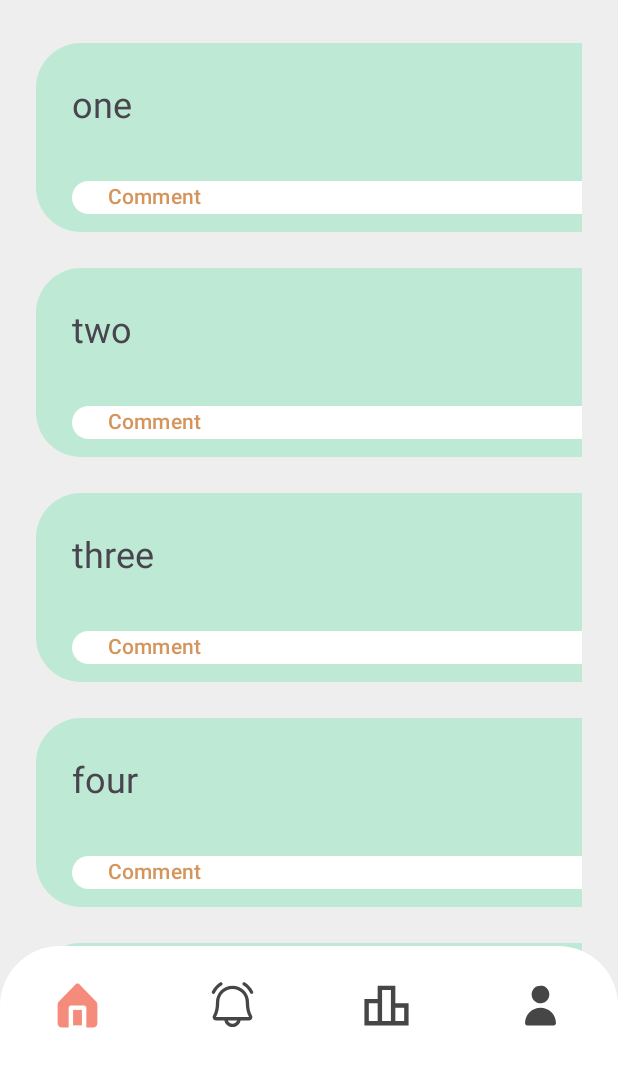
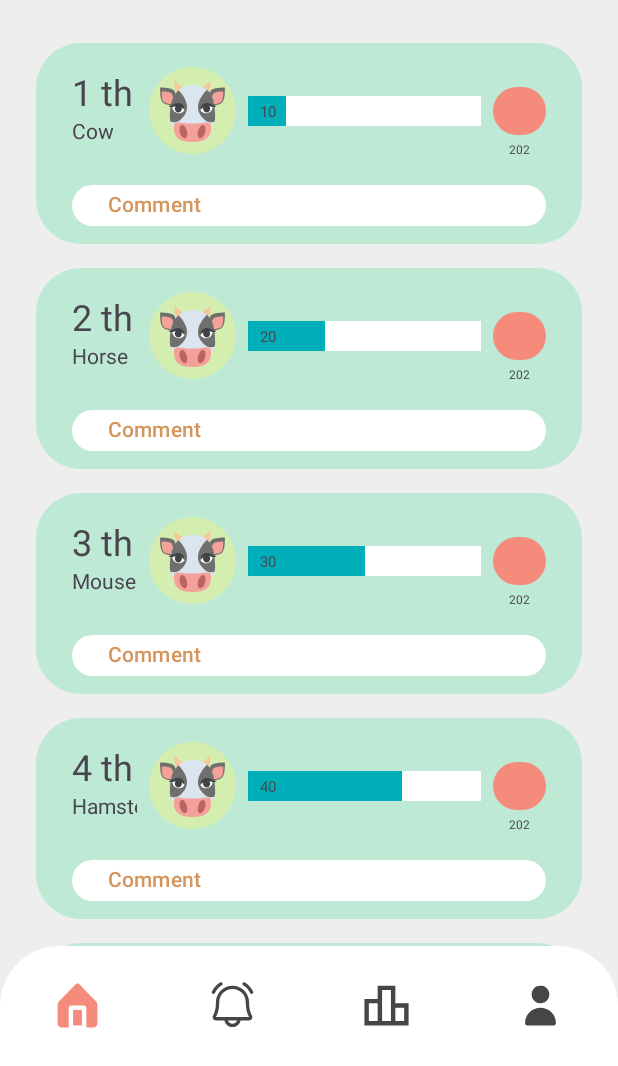
Before and after one commit to KellyyDuong/Nocial, an Android app: the fragment GroupsFragment placed in its activity, on a phone screen of 412 x 824 dp, the part 170-1236 px from its top. Run offline under Robolectric (Android 15) with nearby library versions, the phone set to English and light mode, and no system bars; our stand-ins replace navigation-ui.

Commit message:
Added formatting & data for recycler view

```diff
--- a/frontend/app/src/main/java/com/nocial/GroupsPlayerListAdapter.java
+++ b/frontend/app/src/main/java/com/nocial/GroupsPlayerListAdapter.java
@@ -4,6 +4,7 @@ import android.content.Context;
 import android.view.LayoutInflater;
 import android.view.View;
 import android.view.ViewGroup;
+import android.widget.ProgressBar;
 import android.widget.TextView;
 
 import androidx.annotation.NonNull;
@@ -15,13 +16,17 @@ import java.util.ArrayList;
 public class GroupsPlayerListAdapter extends RecyclerView.Adapter<GroupsPlayerListAdapter.ViewHolder> {
 
     ArrayList<String> userNames;
+    ArrayList<Integer> userScreentime;
+    ArrayList<Integer> reactions;
     Context context;
 
-    public GroupsPlayerListAdapter(@NonNull Context context, ArrayList<String> userNames) {
+    public GroupsPlayerListAdapter(@NonNull Context context, ArrayList<String> userNames, ArrayList<Integer> userScreenTime, ArrayList<Integer> reactions) {
         super();
 
         this.context = context;
         this.userNames = userNames;
+        this.userScreentime = userScreenTime;
+        this.reactions = reactions;
     }
 
     @NonNull
@@ -35,7 +40,11 @@ public class GroupsPlayerListAdapter extends RecyclerView.Adapter<GroupsPlayerLi
 
     @Override
     public void onBindViewHolder(@NonNull GroupsPlayerListAdapter.ViewHolder holder, int position) {
-        holder.getTextView().setText(userNames.get(position));
+        holder.username.setText(userNames.get(position));
+        holder.place.setText(position + 1 + " th");
+        holder.reactions.setText(String.valueOf(reactions.get(position)));
+        holder.progressBarTime.setText(String.valueOf(userScreentime.get(position)));
+        holder.progressBar.setProgress((int) ((userScreentime.get(position) / 60.0) * 100));
     }
 
     @Override
@@ -44,16 +53,24 @@ public class GroupsPlayerListAdapter extends RecyclerView.Adapter<GroupsPlayerLi
     }
 
     public static class ViewHolder extends RecyclerView.ViewHolder {
-        private final TextView nameText;
+        private final TextView username;
+        private final TextView place;
+        private final TextView reactions;
+        private final TextView progressBarTime;
+        private final ProgressBar progressBar;
 
         public ViewHolder(View itemView) {
             super(itemView);
 
-            nameText = (TextView) itemView.findViewById(R.id.player_name);
+            username = (TextView) itemView.findViewById(R.id.player_name);
+            place = (TextView) itemView.findViewById(R.id.player_place);
+            reactions = (TextView) itemView.findViewById(R.id.reactionCount);
+            progressBarTime = (TextView) itemView.findViewById(R.id.progressBarTime);
+            progressBar = (ProgressBar) itemView.findViewById(R.id.progressBar);
         }
 
         public TextView getTextView() {
-            return nameText;
+            return username;
         }
     }
 }
--- /dev/null
+++ b/frontend/app/src/main/java/com/nocial/Player.java
@@ -0,0 +1,12 @@
+package com.nocial;
+
+public class Player {
+
+    String username = "";
+    int totalMinutes = 0;
+
+    public Player(String username) {
+
+        this.username = username;
+    }
+}
--- a/frontend/app/src/main/java/com/nocial/ui/groups/GroupsFragment.java
+++ b/frontend/app/src/main/java/com/nocial/ui/groups/GroupsFragment.java
@@ -34,16 +34,31 @@ public class GroupsFragment extends Fragment {
         System.out.println("GROUPS FRAGMENT ON CREATE");
 
         ArrayList<String> userNames = new ArrayList<>();
+        userNames.add("Cow");
+        userNames.add("Horse");
+        userNames.add("Mouse");
+        userNames.add("Hamster");
+        userNames.add("Gorilla");
+        userNames.add("Penguin");
 
-        userNames.add("one");
-        userNames.add("two");
-        userNames.add("three");
-        userNames.add("four");
-        userNames.add("five");
-        userNames.add("six");
+        ArrayList<Integer> userScreenTime = new ArrayList<>();
+        userScreenTime.add(10);
+        userScreenTime.add(20);
+        userScreenTime.add(30);
+        userScreenTime.add(40);
+        userScreenTime.add(50);
+        userScreenTime.add(60);
+
+        ArrayList<Integer> reactions = new ArrayList<>();
+        reactions.add(202);
+        reactions.add(202);
+        reactions.add(202);
+        reactions.add(202);
+        reactions.add(202);
+        reactions.add(202);
 
         RecyclerView playerRecyclerView = root.findViewById(R.id.playerRecyclerView);
-        GroupsPlayerListAdapter adapter = new GroupsPlayerListAdapter(requireActivity(), userNames);
+        GroupsPlayerListAdapter adapter = new GroupsPlayerListAdapter(requireActivity(), userNames, userScreenTime, reactions);
 
         playerRecyclerView.setAdapter(adapter);
         playerRecyclerView.setLayoutManager(new LinearLayoutManager(this.getActivity()));
--- a/frontend/app/src/main/res/drawable/groups_player_background.xml
+++ b/frontend/app/src/main/res/drawable/groups_player_background.xml
@@ -1,9 +1,9 @@
 <shape xmlns:android="http://schemas.android.com/apk/res/android"
     android:shape="rectangle"
     android:shadowColor="#000000"
-    android:shadowDx="0"
-    android:shadowDy="0"
-    android:shadowRadius="@integer/material_motion_duration_long_2">
+    android:shadowDx="10"
+    android:shadowDy="10"
+    android:shadowRadius="10">
     <corners android:radius="30dp" />
     <solid android:color="#BEE9D4" />
 </shape>
--- a/frontend/app/src/main/res/layout/groups_player_item.xml
+++ b/frontend/app/src/main/res/layout/groups_player_item.xml
@@ -2,13 +2,13 @@
 <androidx.constraintlayout.widget.ConstraintLayout xmlns:android="http://schemas.android.com/apk/res/android"
     xmlns:app="http://schemas.android.com/apk/res-auto"
     xmlns:tools="http://schemas.android.com/tools"
-    android:layout_width="400dp"
+    android:layout_width="match_parent"
     android:layout_height="150dp">
 
     <androidx.constraintlayout.widget.ConstraintLayout
         android:layout_width="match_parent"
         android:layout_height="match_parent"
-        android:layout_marginBottom="24dp"
+        android:layout_marginBottom="16dp"
         android:background="@drawable/groups_player_background"
         app:layout_constraintBottom_toBottomOf="parent"
         app:layout_constraintEnd_toEndOf="parent"
@@ -16,21 +16,57 @@
         app:layout_constraintStart_toStartOf="parent"
         app:layout_constraintTop_toTopOf="parent">
 
+        <ImageView
+            android:id="@+id/ProfilePicBG"
+            android:layout_width="wrap_content"
+            android:layout_height="wrap_content"
+            android:layout_marginStart="75dp"
+            android:layout_marginTop="16dp"
+            android:src="@drawable/greenprofile"
+            android:translationZ="90dp"
+            app:layout_constraintStart_toStartOf="parent"
+            app:layout_constraintTop_toTopOf="parent" />
+
+        <ImageView
+            android:id="@+id/ProfilePic"
+            android:layout_width="wrap_content"
+            android:layout_height="wrap_content"
+            android:src="@drawable/cow"
+            android:translationZ="90dp"
+            app:layout_constraintBottom_toBottomOf="@+id/ProfilePicBG"
+            app:layout_constraintEnd_toEndOf="@+id/ProfilePicBG"
+            app:layout_constraintStart_toStartOf="@+id/ProfilePicBG"
+            app:layout_constraintTop_toTopOf="@+id/ProfilePicBG" />
+
         <TextView
-            android:id="@+id/player_name"
+            android:id="@+id/player_place"
             android:layout_width="wrap_content"
             android:layout_height="wrap_content"
             android:layout_marginStart="24dp"
-            android:layout_marginTop="24dp"
+            android:layout_marginTop="16dp"
             android:text="1st"
             android:textSize="24sp"
             app:layout_constraintStart_toStartOf="parent"
             app:layout_constraintTop_toTopOf="parent" />
 
+        <TextView
+            android:id="@+id/player_name"
+            android:layout_width="0dp"
+            android:layout_height="wrap_content"
+            android:layout_marginStart="24dp"
+            android:layout_marginEnd="8dp"
+            android:autoSizeTextType="uniform"
+            android:autoText="true"
+            android:singleLine="true"
+            android:text="Username"
+            app:layout_constraintEnd_toStartOf="@+id/ProfilePicBG"
+            app:layout_constraintStart_toStartOf="parent"
+            app:layout_constraintTop_toBottomOf="@+id/player_place" />
+
         <Button
             android:id="@+id/comment_button"
             android:layout_width="0dp"
-            android:layout_height="30dp"
+            android:layout_height="35dp"
             android:layout_marginStart="24dp"
             android:layout_marginEnd="24dp"
             android:layout_marginBottom="8dp"
@@ -39,9 +75,9 @@
             android:paddingTop="0dp"
             android:paddingBottom="0dp"
             android:shadowColor="#000000"
-            android:shadowDx="0"
-            android:shadowDy="0"
-            android:shadowRadius="@integer/material_motion_duration_medium_1"
+            android:shadowDx="10"
+            android:shadowDy="10"
+            android:shadowRadius="0"
             android:text="Comment"
             android:textAlignment="textStart"
             android:textColor="#D4955C"
@@ -53,6 +89,57 @@
             app:layout_constraintEnd_toEndOf="parent"
             app:layout_constraintStart_toStartOf="parent" />
 
+        <ProgressBar
+            android:id="@+id/progressBar"
+            style="?android:attr/progressBarStyleHorizontal"
+            android:layout_width="0dp"
+            android:layout_height="wrap_content"
+            android:layout_marginStart="8dp"
+            android:layout_marginEnd="8dp"
+            android:progress="0"
+            android:progressBackgroundTint="#FFFFFF"
+            android:progressBackgroundTintMode="add"
+            android:progressTint="#00AFB9"
+            android:scaleY="5"
+            app:layout_constraintBottom_toTopOf="@+id/comment_button"
+            app:layout_constraintEnd_toStartOf="@+id/react"
+            app:layout_constraintStart_toEndOf="@+id/ProfilePicBG"
+            app:layout_constraintTop_toTopOf="parent" />
+
+        <Button
+            android:id="@+id/react"
+            android:layout_width="35dp"
+            android:layout_height="40dp"
+            android:layout_marginEnd="24dp"
+            android:text="React"
+            android:textSize="14sp"
+            app:layout_constraintBottom_toTopOf="@+id/comment_button"
+            app:layout_constraintEnd_toEndOf="parent"
+            app:layout_constraintTop_toTopOf="parent" />
+
+        <TextView
+            android:id="@+id/reactionCount"
+            android:layout_width="wrap_content"
+            android:layout_height="wrap_content"
+            android:layout_marginEnd="24dp"
+            android:text="0"
+            android:textAlignment="center"
+            android:textSize="8sp"
+            app:layout_constraintEnd_toEndOf="parent"
+            app:layout_constraintStart_toStartOf="@+id/react"
+            app:layout_constraintTop_toBottomOf="@+id/react" />
+
+        <TextView
+            android:id="@+id/progressBarTime"
+            android:layout_width="wrap_content"
+            android:layout_height="wrap_content"
+            android:layout_marginStart="8dp"
+            android:text="0:00"
+            android:textSize="10sp"
+            app:layout_constraintBottom_toBottomOf="@+id/progressBar"
+            app:layout_constraintStart_toStartOf="@+id/progressBar"
+            app:layout_constraintTop_toTopOf="@+id/progressBar" />
+
     </androidx.constraintlayout.widget.ConstraintLayout>
 
 </androidx.constraintlayout.widget.ConstraintLayout>
```
